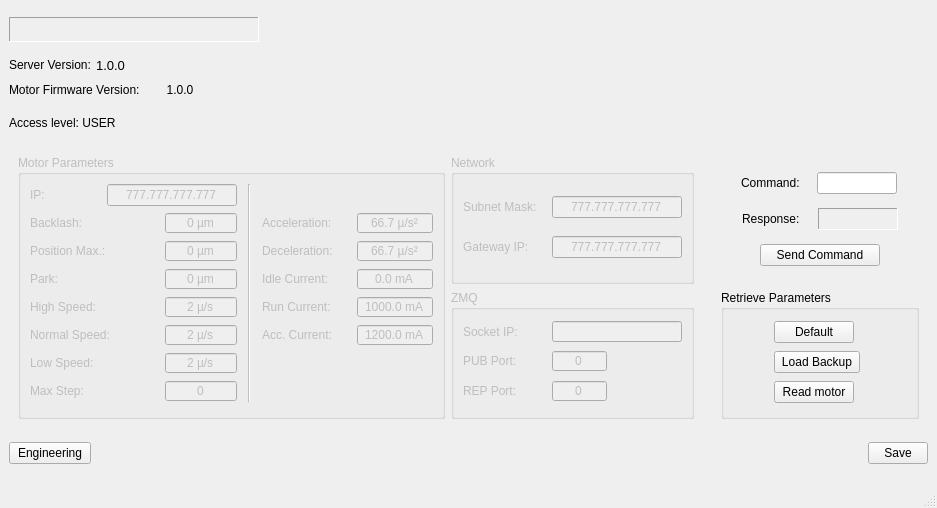
The window that assets/ui/engineering.ui (dev-LNA/HostFocuser160) describes before a commit, drawn with Qt 5.
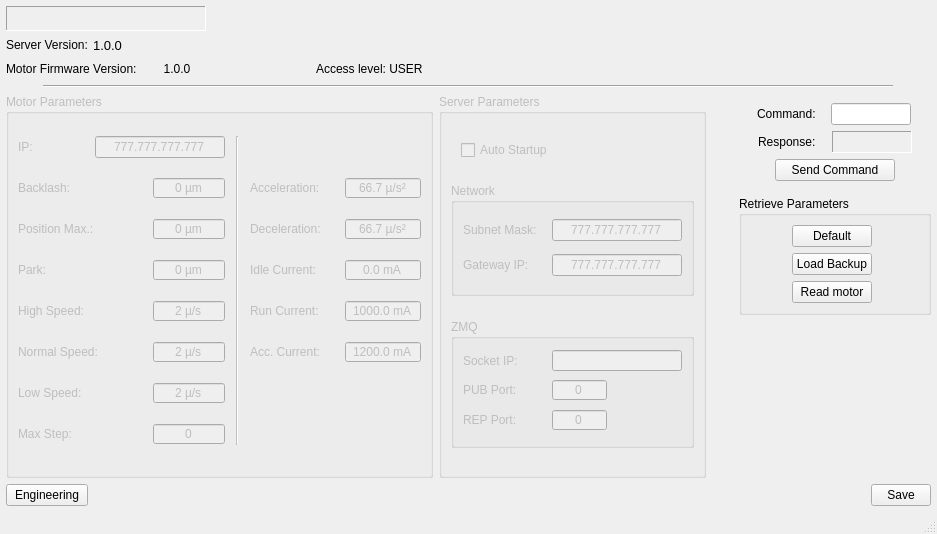
The same window after the commit. Icons and pictures are not drawn.

Commit message: Added Auto start configuration

```diff
--- a/assets/ui/engineering.ui
+++ b/assets/ui/engineering.ui
@@ -13,7 +13,7 @@
     <x>0</x>
     <y>0</y>
     <width>937</width>
-    <height>508</height>
+    <height>534</height>
    </rect>
   </property>
   <property name="sizePolicy">
@@ -31,7 +31,7 @@
   <property name="maximumSize">
    <size>
     <width>937</width>
-    <height>508</height>
+    <height>534</height>
    </size>
   </property>
   <property name="windowTitle">
@@ -83,22 +83,24 @@
      <height>600</height>
     </size>
    </property>
-   <layout class="QVBoxLayout" name="verticalLayout_3">
-    <property name="spacing">
-     <number>6</number>
-    </property>
+   <layout class="QGridLayout" name="gridLayout_7">
     <property name="leftMargin">
-     <number>9</number>
+     <number>6</number>
     </property>
     <property name="topMargin">
-     <number>9</number>
+     <number>6</number>
     </property>
     <property name="rightMargin">
-     <number>9</number>
+     <number>6</number>
     </property>
     <property name="bottomMargin">
-     <number>9</number>
+     <number>6</number>
     </property>
+    <property name="spacing">
+     <number>6</number>
+    </property>
+    <item row="0" column="0">
+     <layout class="QHBoxLayout" name="horizontalLayout_10">
     <item>
      <widget class="QLabel" name="lblFocuser">
       <property name="minimumSize">
@@ -143,6 +145,40 @@
      </widget>
     </item>
     <item>
+       <spacer name="horizontalSpacer_13">
+        <property name="orientation">
+         <enum>Qt::Orientation::Horizontal</enum>
+        </property>
+        <property name="sizeHint" stdset="0">
+         <size>
+          <width>40</width>
+          <height>20</height>
+         </size>
+        </property>
+       </spacer>
+      </item>
+      <item>
+       <widget class="QLabel" name="lblLNA">
+        <property name="maximumSize">
+         <size>
+          <width>42</width>
+          <height>42</height>
+         </size>
+        </property>
+        <property name="text">
+         <string/>
+        </property>
+        <property name="pixmap">
+         <pixmap>../lna_logo.png</pixmap>
+        </property>
+        <property name="scaledContents">
+         <bool>true</bool>
+        </property>
+       </widget>
+      </item>
+     </layout>
+    </item>
+    <item row="1" column="0">
      <layout class="QVBoxLayout" name="verticalLayout_2">
       <item>
        <layout class="QHBoxLayout" name="horizontalLayout_2">
@@ -234,6 +270,8 @@
        </layout>
       </item>
       <item>
+       <layout class="QHBoxLayout" name="horizontalLayout_8">
+        <item>
        <layout class="QHBoxLayout" name="horizontalLayout">
         <property name="spacing">
          <number>0</number>
@@ -309,17 +347,15 @@
            <enum>Qt::Orientation::Horizontal</enum>
           </property>
           <property name="sizeType">
-           <enum>QSizePolicy::Policy::MinimumExpanding</enum>
+             <enum>QSizePolicy::Policy::Maximum</enum>
           </property>
           <property name="sizeHint" stdset="0">
            <size>
-            <width>20</width>
+              <width>113</width>
             <height>20</height>
            </size>
           </property>
          </spacer>
-        </item>
-       </layout>
       </item>
      </layout>
     </item>
@@ -362,318 +398,35 @@
       </item>
      </layout>
     </item>
-    <item>
-     <layout class="QGridLayout" name="gridLayout_5">
-      <property name="leftMargin">
-       <number>9</number>
-      </property>
-      <property name="topMargin">
-       <number>9</number>
-      </property>
-      <property name="rightMargin">
-       <number>9</number>
-      </property>
-      <property name="bottomMargin">
-       <number>9</number>
-      </property>
-      <item row="0" column="3">
-       <widget class="QFrame" name="frameCommand">
-        <property name="frameShape">
-         <enum>QFrame::Shape::NoFrame</enum>
-        </property>
-        <property name="frameShadow">
-         <enum>QFrame::Shadow::Raised</enum>
-        </property>
-        <layout class="QVBoxLayout" name="verticalLayout">
-         <item>
-          <layout class="QHBoxLayout" name="horizontalLayout_4">
-           <item>
-            <widget class="QLabel" name="lblCommand">
-             <property name="sizePolicy">
-              <sizepolicy hsizetype="Fixed" vsizetype="Preferred">
-               <horstretch>0</horstretch>
-               <verstretch>0</verstretch>
-              </sizepolicy>
-             </property>
-             <property name="text">
-              <string>Command:</string>
-             </property>
-            </widget>
-           </item>
-           <item>
-            <widget class="QLineEdit" name="txtCommand">
+       </layout>
+      </item>
+     </layout>
+    </item>
+    <item row="2" column="0" alignment="Qt::AlignmentFlag::AlignHCenter">
+     <widget class="Line" name="line_2">
              <property name="minimumSize">
               <size>
-               <width>50</width>
+        <width>850</width>
                <height>0</height>
               </size>
              </property>
              <property name="maximumSize">
               <size>
-               <width>80</width>
+        <width>504</width>
                <height>16777215</height>
               </size>
-             </property>
-             <property name="statusTip">
-              <string>Command to be sent to the motor</string>
-             </property>
-             <property name="autoFillBackground">
-              <bool>false</bool>
-             </property>
-             <property name="inputMethodHints">
-              <set>Qt::InputMethodHint::ImhNone</set>
-             </property>
-             <property name="inputMask">
-              <string/>
-             </property>
-             <property name="text">
-              <string/>
-             </property>
-             <property name="frame">
-              <bool>true</bool>
-             </property>
-             <property name="echoMode">
-              <enum>QLineEdit::EchoMode::Normal</enum>
-             </property>
-             <property name="cursorPosition">
-              <number>0</number>
-             </property>
-            </widget>
-           </item>
-          </layout>
-         </item>
-         <item>
-          <layout class="QHBoxLayout" name="horizontalLayout_5">
-           <item>
-            <widget class="QLabel" name="lblResponse">
-             <property name="sizePolicy">
-              <sizepolicy hsizetype="Fixed" vsizetype="Preferred">
-               <horstretch>0</horstretch>
-               <verstretch>0</verstretch>
-              </sizepolicy>
-             </property>
-             <property name="text">
-              <string>Response:</string>
-             </property>
-            </widget>
-           </item>
-           <item>
-            <widget class="QLabel" name="lblResponse_Val">
-             <property name="minimumSize">
-              <size>
-               <width>75</width>
-               <height>22</height>
-              </size>
-             </property>
-             <property name="maximumSize">
-              <size>
-               <width>80</width>
-               <height>22</height>
-              </size>
-             </property>
-             <property name="statusTip">
-              <string>Response to the last command</string>
-             </property>
-             <property name="styleSheet">
-              <string notr="true"/>
-             </property>
-             <property name="frameShape">
-              <enum>QFrame::Shape::Panel</enum>
              </property>
              <property name="frameShadow">
               <enum>QFrame::Shadow::Sunken</enum>
              </property>
-             <property name="text">
-              <string/>
-             </property>
-             <property name="alignment">
-              <set>Qt::AlignmentFlag::AlignCenter</set>
-             </property>
-            </widget>
-           </item>
-          </layout>
-         </item>
-         <item>
-          <layout class="QHBoxLayout" name="horizontalLayout_6">
-           <item>
-            <widget class="QPushButton" name="btnSendCommand">
-             <property name="maximumSize">
-              <size>
-               <width>120</width>
-               <height>16777215</height>
-              </size>
-             </property>
-             <property name="text">
-              <string>Send Command</string>
-             </property>
-            </widget>
-           </item>
-          </layout>
-         </item>
-        </layout>
-       </widget>
-      </item>
-      <item row="0" column="1">
-       <widget class="QGroupBox" name="gbNetwork">
-        <property name="enabled">
-         <bool>false</bool>
-        </property>
-        <property name="minimumSize">
-         <size>
-          <width>243</width>
-          <height>129</height>
-         </size>
-        </property>
-        <property name="maximumSize">
-         <size>
-          <width>243</width>
-          <height>129</height>
-         </size>
-        </property>
-        <property name="title">
-         <string>Network</string>
-        </property>
-        <layout class="QGridLayout" name="gridLayout_3">
-         <item row="1" column="1">
-          <widget class="QLineEdit" name="txtGatewayIP">
-           <property name="sizePolicy">
-            <sizepolicy hsizetype="Preferred" vsizetype="Fixed">
-             <horstretch>0</horstretch>
-             <verstretch>0</verstretch>
-            </sizepolicy>
-           </property>
-           <property name="minimumSize">
-            <size>
-             <width>130</width>
-             <height>0</height>
-            </size>
-           </property>
-           <property name="maximumSize">
-            <size>
-             <width>130</width>
-             <height>22</height>
-            </size>
-           </property>
-           <property name="statusTip">
-            <string>Gateway IP</string>
-           </property>
-           <property name="styleSheet">
-            <string notr="true"/>
-           </property>
-           <property name="inputMask">
-            <string>000.000.000.000</string>
-           </property>
-           <property name="text">
-            <string>777.777.777.777</string>
-           </property>
-           <property name="frame">
-            <bool>true</bool>
-           </property>
-           <property name="echoMode">
-            <enum>QLineEdit::EchoMode::Normal</enum>
-           </property>
-           <property name="cursorPosition">
-            <number>15</number>
-           </property>
-           <property name="alignment">
-            <set>Qt::AlignmentFlag::AlignCenter</set>
-           </property>
-           <property name="change" stdset="0">
-            <bool>false</bool>
-           </property>
-          </widget>
-         </item>
-         <item row="0" column="0">
-          <widget class="QLabel" name="lblMotoIP_2">
-           <property name="minimumSize">
-            <size>
-             <width>0</width>
-             <height>0</height>
-            </size>
-           </property>
-           <property name="maximumSize">
-            <size>
-             <width>90</width>
-             <height>22</height>
-            </size>
-           </property>
-           <property name="text">
-            <string>Subnet Mask:</string>
-           </property>
-          </widget>
-         </item>
-         <item row="0" column="1">
-          <widget class="QLineEdit" name="txtSubMask">
-           <property name="sizePolicy">
-            <sizepolicy hsizetype="Preferred" vsizetype="Fixed">
-             <horstretch>0</horstretch>
-             <verstretch>0</verstretch>
-            </sizepolicy>
-           </property>
-           <property name="minimumSize">
-            <size>
-             <width>130</width>
-             <height>0</height>
-            </size>
-           </property>
-           <property name="maximumSize">
-            <size>
-             <width>130</width>
-             <height>22</height>
-            </size>
-           </property>
-           <property name="statusTip">
-            <string>CLP Subnet Mask</string>
-           </property>
-           <property name="styleSheet">
-            <string notr="true"/>
-           </property>
-           <property name="inputMask">
-            <string>000.000.000.000</string>
-           </property>
-           <property name="text">
-            <string>777.777.777.777</string>
-           </property>
-           <property name="frame">
-            <bool>true</bool>
-           </property>
-           <property name="echoMode">
-            <enum>QLineEdit::EchoMode::Normal</enum>
-           </property>
-           <property name="cursorPosition">
-            <number>15</number>
-           </property>
-           <property name="alignment">
-            <set>Qt::AlignmentFlag::AlignCenter</set>
-           </property>
-           <property name="change" stdset="0">
-            <bool>false</bool>
-           </property>
-          </widget>
-         </item>
-         <item row="1" column="0">
-          <widget class="QLabel" name="lblMotoIP_3">
-           <property name="minimumSize">
-            <size>
-             <width>0</width>
-             <height>0</height>
-            </size>
-           </property>
-           <property name="maximumSize">
-            <size>
-             <width>90</width>
-             <height>22</height>
-            </size>
-           </property>
-           <property name="text">
-            <string>Gateway IP:</string>
-           </property>
-          </widget>
-         </item>
-        </layout>
-       </widget>
-      </item>
-      <item row="0" column="0" rowspan="2">
+      <property name="orientation">
+       <enum>Qt::Orientation::Horizontal</enum>
+      </property>
+     </widget>
+    </item>
+    <item row="3" column="0">
+     <layout class="QGridLayout" name="gridLayout_6">
+      <item row="0" column="0" rowspan="3">
        <widget class="QGroupBox" name="gbMotorParameters">
         <property name="enabled">
          <bool>false</bool>
@@ -1573,7 +1326,209 @@
         </layout>
        </widget>
       </item>
+      <item row="0" column="1" rowspan="3">
+       <widget class="QGroupBox" name="gbServerParams">
+        <property name="enabled">
+         <bool>false</bool>
+        </property>
+        <property name="title">
+         <string>Server Parameters</string>
+        </property>
+        <layout class="QGridLayout" name="gridLayout_5">
+         <property name="verticalSpacing">
+          <number>6</number>
+         </property>
+         <item row="0" column="0">
+          <layout class="QHBoxLayout" name="horizontalLayout_9">
+           <item>
+            <spacer name="horizontalSpacer_12">
+             <property name="orientation">
+              <enum>Qt::Orientation::Horizontal</enum>
+             </property>
+             <property name="sizeType">
+              <enum>QSizePolicy::Policy::Maximum</enum>
+             </property>
+             <property name="sizeHint" stdset="0">
+              <size>
+               <width>10</width>
+               <height>20</height>
+              </size>
+             </property>
+            </spacer>
+           </item>
+           <item>
+            <widget class="QCheckBox" name="cbAutoStartup">
+             <property name="text">
+              <string>Auto Startup</string>
+             </property>
+            </widget>
+           </item>
+          </layout>
+         </item>
+         <item row="1" column="0">
+          <widget class="QGroupBox" name="gbNetwork">
+           <property name="enabled">
+            <bool>false</bool>
+           </property>
+           <property name="minimumSize">
+            <size>
+             <width>243</width>
+             <height>97</height>
+            </size>
+           </property>
+           <property name="maximumSize">
+            <size>
+             <width>243</width>
+             <height>113</height>
+            </size>
+           </property>
+           <property name="title">
+            <string>Network</string>
+           </property>
+           <layout class="QGridLayout" name="gridLayout_3">
+            <property name="verticalSpacing">
+             <number>6</number>
+            </property>
       <item row="1" column="1">
+             <widget class="QLineEdit" name="txtGatewayIP">
+              <property name="sizePolicy">
+               <sizepolicy hsizetype="Preferred" vsizetype="Fixed">
+                <horstretch>0</horstretch>
+                <verstretch>0</verstretch>
+               </sizepolicy>
+              </property>
+              <property name="minimumSize">
+               <size>
+                <width>130</width>
+                <height>0</height>
+               </size>
+              </property>
+              <property name="maximumSize">
+               <size>
+                <width>130</width>
+                <height>22</height>
+               </size>
+              </property>
+              <property name="statusTip">
+               <string>Gateway IP</string>
+              </property>
+              <property name="styleSheet">
+               <string notr="true"/>
+              </property>
+              <property name="inputMask">
+               <string>000.000.000.000</string>
+              </property>
+              <property name="text">
+               <string>777.777.777.777</string>
+              </property>
+              <property name="frame">
+               <bool>true</bool>
+              </property>
+              <property name="echoMode">
+               <enum>QLineEdit::EchoMode::Normal</enum>
+              </property>
+              <property name="cursorPosition">
+               <number>15</number>
+              </property>
+              <property name="alignment">
+               <set>Qt::AlignmentFlag::AlignCenter</set>
+              </property>
+              <property name="change" stdset="0">
+               <bool>false</bool>
+              </property>
+             </widget>
+            </item>
+            <item row="0" column="0">
+             <widget class="QLabel" name="lblMotoIP_2">
+              <property name="minimumSize">
+               <size>
+                <width>0</width>
+                <height>0</height>
+               </size>
+              </property>
+              <property name="maximumSize">
+               <size>
+                <width>90</width>
+                <height>22</height>
+               </size>
+              </property>
+              <property name="text">
+               <string>Subnet Mask:</string>
+              </property>
+             </widget>
+            </item>
+            <item row="0" column="1">
+             <widget class="QLineEdit" name="txtSubMask">
+              <property name="sizePolicy">
+               <sizepolicy hsizetype="Preferred" vsizetype="Fixed">
+                <horstretch>0</horstretch>
+                <verstretch>0</verstretch>
+               </sizepolicy>
+              </property>
+              <property name="minimumSize">
+               <size>
+                <width>130</width>
+                <height>0</height>
+               </size>
+              </property>
+              <property name="maximumSize">
+               <size>
+                <width>130</width>
+                <height>22</height>
+               </size>
+              </property>
+              <property name="statusTip">
+               <string>CLP Subnet Mask</string>
+              </property>
+              <property name="styleSheet">
+               <string notr="true"/>
+              </property>
+              <property name="inputMask">
+               <string>000.000.000.000</string>
+              </property>
+              <property name="text">
+               <string>777.777.777.777</string>
+              </property>
+              <property name="frame">
+               <bool>true</bool>
+              </property>
+              <property name="echoMode">
+               <enum>QLineEdit::EchoMode::Normal</enum>
+              </property>
+              <property name="cursorPosition">
+               <number>15</number>
+              </property>
+              <property name="alignment">
+               <set>Qt::AlignmentFlag::AlignCenter</set>
+              </property>
+              <property name="change" stdset="0">
+               <bool>false</bool>
+              </property>
+             </widget>
+            </item>
+            <item row="1" column="0">
+             <widget class="QLabel" name="lblMotoIP_3">
+              <property name="minimumSize">
+               <size>
+                <width>0</width>
+                <height>0</height>
+               </size>
+              </property>
+              <property name="maximumSize">
+               <size>
+                <width>90</width>
+                <height>22</height>
+               </size>
+              </property>
+              <property name="text">
+               <string>Gateway IP:</string>
+              </property>
+             </widget>
+            </item>
+           </layout>
+          </widget>
+         </item>
+         <item row="2" column="0">
        <widget class="QGroupBox" name="gbZMQ">
         <property name="enabled">
          <bool>false</bool>
@@ -1780,14 +1735,183 @@
         </layout>
        </widget>
       </item>
+        </layout>
+       </widget>
+      </item>
+      <item row="0" column="2">
+       <spacer name="horizontalSpacer_3">
+        <property name="orientation">
+         <enum>Qt::Orientation::Horizontal</enum>
+        </property>
+        <property name="sizeType">
+         <enum>QSizePolicy::Policy::MinimumExpanding</enum>
+        </property>
+        <property name="sizeHint" stdset="0">
+         <size>
+          <width>13</width>
+          <height>20</height>
+         </size>
+        </property>
+       </spacer>
+      </item>
+      <item row="0" column="3">
+       <widget class="QFrame" name="frameCommand">
+        <property name="frameShape">
+         <enum>QFrame::Shape::NoFrame</enum>
+        </property>
+        <property name="frameShadow">
+         <enum>QFrame::Shadow::Raised</enum>
+        </property>
+        <layout class="QVBoxLayout" name="verticalLayout">
+         <item>
+          <layout class="QHBoxLayout" name="horizontalLayout_4">
+           <item>
+            <widget class="QLabel" name="lblCommand">
+             <property name="sizePolicy">
+              <sizepolicy hsizetype="Fixed" vsizetype="Preferred">
+               <horstretch>0</horstretch>
+               <verstretch>0</verstretch>
+              </sizepolicy>
+             </property>
+             <property name="text">
+              <string>Command:</string>
+             </property>
+            </widget>
+           </item>
+           <item>
+            <widget class="QLineEdit" name="txtCommand">
+             <property name="minimumSize">
+              <size>
+               <width>50</width>
+               <height>0</height>
+              </size>
+             </property>
+             <property name="maximumSize">
+              <size>
+               <width>80</width>
+               <height>16777215</height>
+              </size>
+             </property>
+             <property name="statusTip">
+              <string>Command to be sent to the motor</string>
+             </property>
+             <property name="autoFillBackground">
+              <bool>false</bool>
+             </property>
+             <property name="inputMethodHints">
+              <set>Qt::InputMethodHint::ImhNone</set>
+             </property>
+             <property name="inputMask">
+              <string/>
+             </property>
+             <property name="text">
+              <string/>
+             </property>
+             <property name="frame">
+              <bool>true</bool>
+             </property>
+             <property name="echoMode">
+              <enum>QLineEdit::EchoMode::Normal</enum>
+             </property>
+             <property name="cursorPosition">
+              <number>0</number>
+             </property>
+            </widget>
+           </item>
+          </layout>
+         </item>
+         <item>
+          <layout class="QHBoxLayout" name="horizontalLayout_5">
+           <item>
+            <widget class="QLabel" name="lblResponse">
+             <property name="sizePolicy">
+              <sizepolicy hsizetype="Fixed" vsizetype="Preferred">
+               <horstretch>0</horstretch>
+               <verstretch>0</verstretch>
+              </sizepolicy>
+             </property>
+             <property name="text">
+              <string>Response:</string>
+             </property>
+            </widget>
+           </item>
+           <item>
+            <widget class="QLabel" name="lblResponse_Val">
+             <property name="minimumSize">
+              <size>
+               <width>75</width>
+               <height>22</height>
+              </size>
+             </property>
+             <property name="maximumSize">
+              <size>
+               <width>80</width>
+               <height>22</height>
+              </size>
+             </property>
+             <property name="statusTip">
+              <string>Response to the last command</string>
+             </property>
+             <property name="styleSheet">
+              <string notr="true"/>
+             </property>
+             <property name="frameShape">
+              <enum>QFrame::Shape::Panel</enum>
+             </property>
+             <property name="frameShadow">
+              <enum>QFrame::Shadow::Sunken</enum>
+             </property>
+             <property name="text">
+              <string/>
+             </property>
+             <property name="alignment">
+              <set>Qt::AlignmentFlag::AlignCenter</set>
+             </property>
+            </widget>
+           </item>
+          </layout>
+         </item>
+         <item>
+          <layout class="QHBoxLayout" name="horizontalLayout_6">
+           <item>
+            <widget class="QPushButton" name="btnSendCommand">
+             <property name="maximumSize">
+              <size>
+               <width>120</width>
+               <height>16777215</height>
+              </size>
+             </property>
+             <property name="text">
+              <string>Send Command</string>
+             </property>
+            </widget>
+           </item>
+          </layout>
+         </item>
+        </layout>
+       </widget>
+      </item>
+      <item row="2" column="3">
+       <spacer name="verticalSpacer">
+        <property name="orientation">
+         <enum>Qt::Orientation::Vertical</enum>
+        </property>
+        <property name="sizeHint" stdset="0">
+         <size>
+          <width>20</width>
+          <height>18</height>
+         </size>
+        </property>
+       </spacer>
+      </item>
       <item row="1" column="3">
        <widget class="QGroupBox" name="gbRetrieveParameters">
         <property name="title">
          <string>Retrieve Parameters</string>
         </property>
         <layout class="QGridLayout" name="gridLayout_4">
-         <item row="1" column="0">
-          <spacer name="horizontalSpacer_6">
+         <item row="1" column="2">
+          <spacer name="horizontalSpacer_9">
            <property name="orientation">
             <enum>Qt::Orientation::Horizontal</enum>
            </property>
@@ -1812,35 +1936,35 @@
            </property>
           </spacer>
          </item>
-         <item row="2" column="1">
-          <widget class="QPushButton" name="btnReadMotor">
-           <property name="minimumSize">
+         <item row="2" column="2">
+          <spacer name="horizontalSpacer_10">
+           <property name="orientation">
+            <enum>Qt::Orientation::Horizontal</enum>
+           </property>
+           <property name="sizeHint" stdset="0">
             <size>
-             <width>0</width>
-             <height>22</height>
+             <width>41</width>
+             <height>20</height>
             </size>
            </property>
-           <property name="maximumSize">
+          </spacer>
+         </item>
+         <item row="0" column="2">
+          <spacer name="horizontalSpacer_8">
+           <property name="orientation">
+            <enum>Qt::Orientation::Horizontal</enum>
+           </property>
+           <property name="sizeHint" stdset="0">
             <size>
-             <width>16777215</width>
-             <height>22</height>
+             <width>47</width>
+             <height>20</height>
             </size>
            </property>
-           <property name="acceptDrops">
-            <bool>true</bool>
-           </property>
-           <property name="toolTip">
-            <string>Default configuration</string>
-           </property>
-           <property name="statusTip">
-            <string>Read current motor configurations</string>
-           </property>
-           <property name="text">
-            <string>Read motor</string>
-           </property>
-          </widget>
+          </spacer>
          </item>
-         <item row="0" column="1">
+         <item row="0" column="1" rowspan="3">
+          <layout class="QVBoxLayout" name="verticalLayout_4">
+           <item>
           <widget class="QPushButton" name="btnDefault">
            <property name="minimumSize">
             <size>
@@ -1868,7 +1992,7 @@
            </property>
           </widget>
          </item>
-         <item row="1" column="1" colspan="2">
+           <item>
           <widget class="QPushButton" name="btnBackup">
            <property name="minimumSize">
             <size>
@@ -1896,6 +2020,49 @@
            </property>
           </widget>
          </item>
+           <item>
+            <widget class="QPushButton" name="btnReadMotor">
+             <property name="minimumSize">
+              <size>
+               <width>0</width>
+               <height>22</height>
+              </size>
+             </property>
+             <property name="maximumSize">
+              <size>
+               <width>16777215</width>
+               <height>22</height>
+              </size>
+             </property>
+             <property name="acceptDrops">
+              <bool>true</bool>
+             </property>
+             <property name="toolTip">
+              <string>Default configuration</string>
+             </property>
+             <property name="statusTip">
+              <string>Read current motor configurations</string>
+             </property>
+             <property name="text">
+              <string>Read motor</string>
+             </property>
+            </widget>
+           </item>
+          </layout>
+         </item>
+         <item row="1" column="0">
+          <spacer name="horizontalSpacer_6">
+           <property name="orientation">
+            <enum>Qt::Orientation::Horizontal</enum>
+           </property>
+           <property name="sizeHint" stdset="0">
+            <size>
+             <width>41</width>
+             <height>20</height>
+            </size>
+           </property>
+          </spacer>
+         </item>
          <item row="0" column="0">
           <spacer name="horizontalSpacer">
            <property name="orientation">
@@ -1909,67 +2076,12 @@
            </property>
           </spacer>
          </item>
-         <item row="2" column="3">
-          <spacer name="horizontalSpacer_10">
-           <property name="orientation">
-            <enum>Qt::Orientation::Horizontal</enum>
-           </property>
-           <property name="sizeHint" stdset="0">
-            <size>
-             <width>41</width>
-             <height>20</height>
-            </size>
-           </property>
-          </spacer>
-         </item>
-         <item row="1" column="3">
-          <spacer name="horizontalSpacer_9">
-           <property name="orientation">
-            <enum>Qt::Orientation::Horizontal</enum>
-           </property>
-           <property name="sizeHint" stdset="0">
-            <size>
-             <width>41</width>
-             <height>20</height>
-            </size>
-           </property>
-          </spacer>
-         </item>
-         <item row="0" column="2" colspan="2">
-          <spacer name="horizontalSpacer_8">
-           <property name="orientation">
-            <enum>Qt::Orientation::Horizontal</enum>
-           </property>
-           <property name="sizeHint" stdset="0">
-            <size>
-             <width>47</width>
-             <height>20</height>
-            </size>
-           </property>
-          </spacer>
-         </item>
         </layout>
        </widget>
       </item>
-      <item row="0" column="2">
-       <spacer name="horizontalSpacer_3">
-        <property name="orientation">
-         <enum>Qt::Orientation::Horizontal</enum>
-        </property>
-        <property name="sizeType">
-         <enum>QSizePolicy::Policy::MinimumExpanding</enum>
-        </property>
-        <property name="sizeHint" stdset="0">
-         <size>
-          <width>0</width>
-          <height>20</height>
-         </size>
-        </property>
-       </spacer>
-      </item>
      </layout>
     </item>
-    <item>
+    <item row="4" column="0">
      <layout class="QHBoxLayout" name="horizontalLayout_3">
       <item>
        <widget class="QPushButton" name="btnEngineering">
```
Left out of the diff: 2 changed lines with no effect on the pictures. Lines whose indentation alone changed are shown as unchanged. The commit also changes 10 other files.
